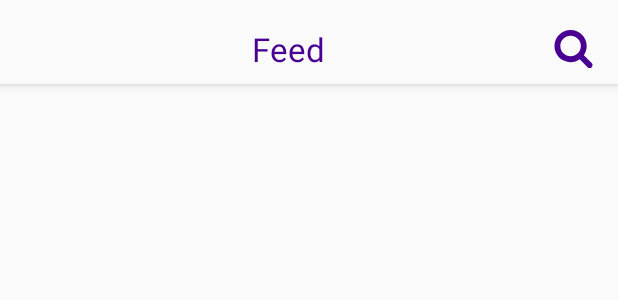
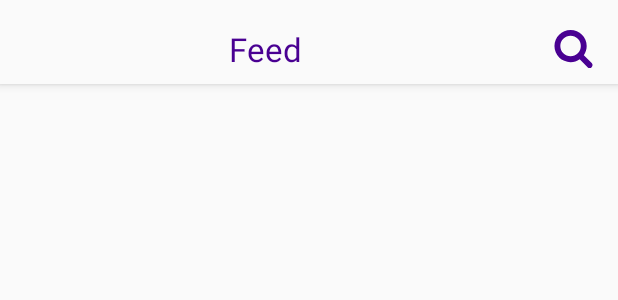
Before and after one commit to LiamCottrell/RecipeApplication, an Android app: the layout app_bar_feed.xml on its own in the app's theme, with its tools: preview values and no code run, on a phone screen of 412 x 824 dp. Shown: the top 300 px of the screen. Run offline under Robolectric (Android 15) with nearby library versions, the phone set to English and light mode, and no system bars.

Commit message:
quick solution to centering issue in app_bar_feed.xml
Signed-off-by: Liam Cottrell <liamcottrell@hotmail.co.uk>

```diff
--- a/app/src/main/res/layout/app_bar_feed.xml
+++ b/app/src/main/res/layout/app_bar_feed.xml
@@ -22,7 +22,7 @@
 
                 android:layout_width="match_parent"
                 android:layout_height="wrap_content"
-                android:gravity="right">
+                android:gravity="end">
 
                 <TextView
                     android:id="@+id/Feed_textView"
@@ -35,7 +35,7 @@
                     android:textColor="#490092"
                     app:layout_constraintBottom_toBottomOf="parent"
                     app:layout_constraintEnd_toStartOf="@+id/toolbar_overflow_menu_button"
-                    app:layout_constraintHorizontal_bias="0.5"
+                    app:layout_constraintHorizontal_bias="0.45"
                     app:layout_constraintStart_toStartOf="parent"
                     app:layout_constraintTop_toTopOf="parent"
                     app:layout_constraintVertical_bias="0.0" />
```
